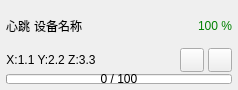
gessd/UAVManage, file UAVManage/devicecontrol.ui: the form before one commit.
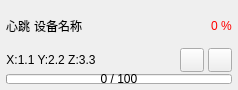
The form after the commit. Icons and pictures are not drawn.

Commit message: 起飞前判断低电量

```diff
--- a/UAVManage/devicecontrol.ui
+++ b/UAVManage/devicecontrol.ui
@@ -82,10 +82,10 @@
         </sizepolicy>
        </property>
        <property name="styleSheet">
-        <string notr="true">color:#008000;</string>
+        <string notr="true">color:#FF0000;</string>
        </property>
        <property name="text">
-        <string>100 %</string>
+        <string>0 %</string>
        </property>
       </widget>
      </item>
```
The commit also changes 2 other files.
